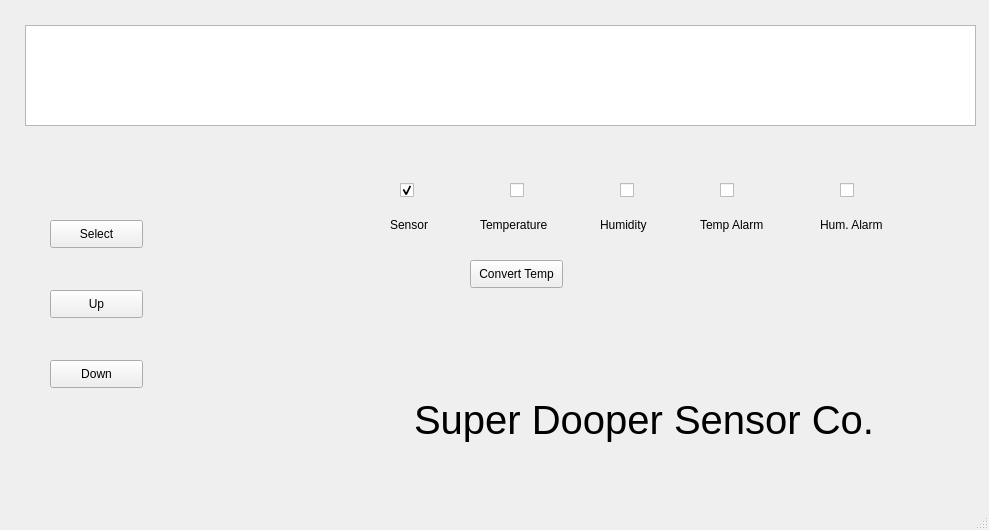
This is Simple_UI.ui in mfruge9214/EID-temp-sensors-cloud-services as Qt 5 draws it before an edit. The edited form follows.
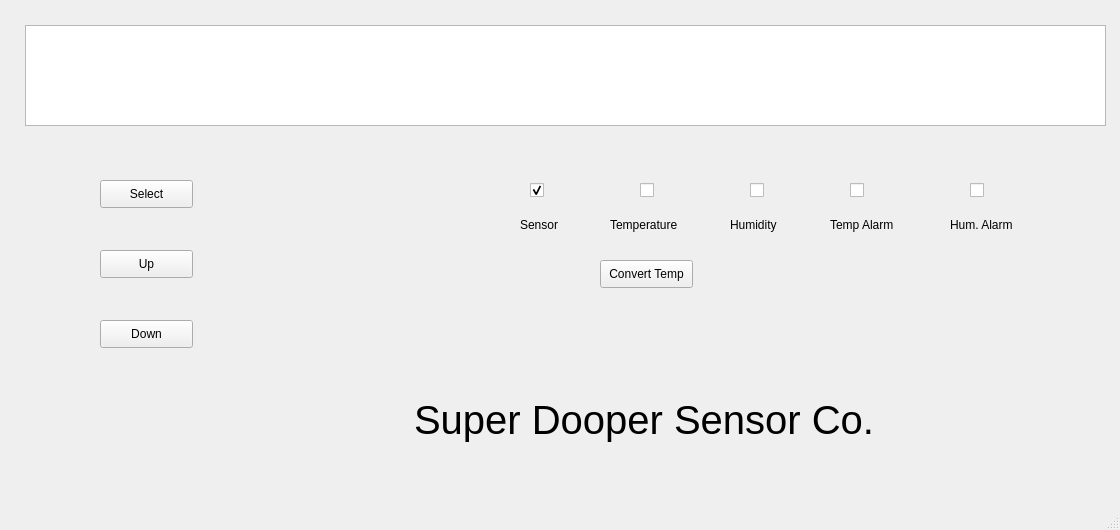
This is the edited form.

What changed in the file:
```diff
--- a/Simple_UI.ui
+++ b/Simple_UI.ui
@@ -6,7 +6,7 @@
    <rect>
     <x>0</x>
     <y>0</y>
-    <width>989</width>
+    <width>1120</width>
     <height>530</height>
    </rect>
   </property>
@@ -17,7 +17,7 @@
    <widget class="QLabel" name="label_hum_alarm">
     <property name="geometry">
      <rect>
-      <x>820</x>
+      <x>950</x>
       <y>200</y>
       <width>76</width>
       <height>50</height>
@@ -30,7 +30,7 @@
    <widget class="QLabel" name="label_t_alarm">
     <property name="geometry">
      <rect>
-      <x>700</x>
+      <x>830</x>
       <y>200</y>
       <width>76</width>
       <height>50</height>
@@ -43,7 +43,7 @@
    <widget class="QLabel" name="label_hum_2">
     <property name="geometry">
      <rect>
-      <x>600</x>
+      <x>730</x>
       <y>200</y>
       <width>55</width>
       <height>50</height>
@@ -56,7 +56,7 @@
    <widget class="QLabel" name="label_temp">
     <property name="geometry">
      <rect>
-      <x>480</x>
+      <x>610</x>
       <y>200</y>
       <width>76</width>
       <height>50</height>
@@ -69,8 +69,8 @@
    <widget class="QPushButton" name="pb_select">
     <property name="geometry">
      <rect>
-      <x>50</x>
-      <y>220</y>
+      <x>100</x>
+      <y>180</y>
       <width>93</width>
       <height>28</height>
      </rect>
@@ -82,8 +82,8 @@
    <widget class="QPushButton" name="pb_up">
     <property name="geometry">
      <rect>
-      <x>50</x>
-      <y>290</y>
+      <x>100</x>
+      <y>250</y>
       <width>93</width>
       <height>28</height>
      </rect>
@@ -95,8 +95,8 @@
    <widget class="QPushButton" name="pb_down">
     <property name="geometry">
      <rect>
-      <x>50</x>
-      <y>360</y>
+      <x>100</x>
+      <y>320</y>
       <width>93</width>
       <height>28</height>
      </rect>
@@ -108,7 +108,7 @@
    <widget class="QLabel" name="label_sensor">
     <property name="geometry">
      <rect>
-      <x>390</x>
+      <x>520</x>
       <y>200</y>
       <width>51</width>
       <height>50</height>
@@ -123,20 +123,20 @@
      <rect>
       <x>25</x>
       <y>25</y>
-      <width>951</width>
+      <width>1081</width>
       <height>101</height>
      </rect>
     </property>
     <property name="font">
      <font>
-      <pointsize>35</pointsize>
+      <pointsize>32</pointsize>
      </font>
     </property>
    </widget>
    <widget class="QPushButton" name="pb_convertTemp">
     <property name="geometry">
      <rect>
-      <x>470</x>
+      <x>600</x>
       <y>260</y>
       <width>93</width>
       <height>28</height>
@@ -167,7 +167,7 @@
    <widget class="QCheckBox" name="led_sensor">
     <property name="geometry">
      <rect>
-      <x>400</x>
+      <x>530</x>
       <y>180</y>
       <width>21</width>
       <height>20</height>
@@ -186,7 +186,7 @@
    <widget class="QCheckBox" name="led_temp">
     <property name="geometry">
      <rect>
-      <x>510</x>
+      <x>640</x>
       <y>180</y>
       <width>21</width>
       <height>20</height>
@@ -199,7 +199,7 @@
    <widget class="QCheckBox" name="led_hum">
     <property name="geometry">
      <rect>
-      <x>620</x>
+      <x>750</x>
       <y>180</y>
       <width>21</width>
       <height>20</height>
@@ -212,7 +212,7 @@
    <widget class="QCheckBox" name="led_t_alarm">
     <property name="geometry">
      <rect>
-      <x>720</x>
+      <x>850</x>
       <y>180</y>
       <width>21</width>
       <height>20</height>
@@ -225,7 +225,7 @@
    <widget class="QCheckBox" name="led_h_alarm">
     <property name="geometry">
      <rect>
-      <x>840</x>
+      <x>970</x>
       <y>180</y>
       <width>21</width>
       <height>20</height>
```
Left out of the diff: 2 changed lines with no effect on the pictures.
